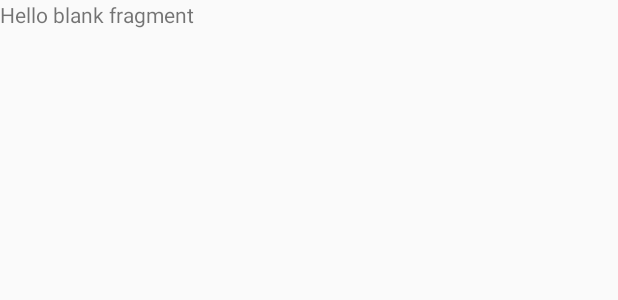
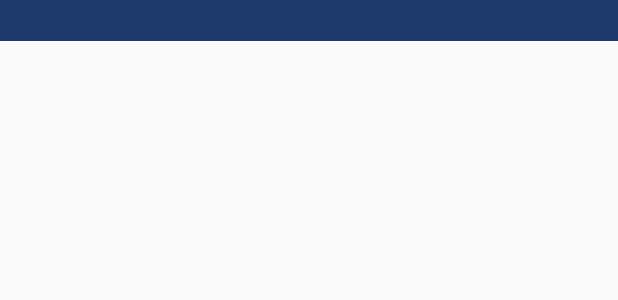
Before and after one commit to dkarageo/SladesCompanion, an Android app: the layout fragment_authorities.xml on its own in the app's theme, with its tools: preview values and no code run, on a phone screen of 412 x 824 dp. Shown: the top 300 px of the screen. Run offline under Robolectric (Android 15) with nearby library versions, the phone set to English and light mode, and no system bars.

Commit message:
Defined authorities fragment structure.

```diff
--- a/app/src/main/res/layout/fragment_authorities.xml
+++ b/app/src/main/res/layout/fragment_authorities.xml
@@ -1,14 +1,20 @@
 <?xml version="1.0" encoding="utf-8"?>
-<FrameLayout xmlns:android="http://schemas.android.com/apk/res/android"
+<android.support.v4.view.ViewPager
+    xmlns:android="http://schemas.android.com/apk/res/android"
     xmlns:tools="http://schemas.android.com/tools"
+    android:id="@+id/authorities_viewpager"
     android:layout_width="match_parent"
     android:layout_height="match_parent"
     tools:context=".authorities.AuthoritiesFragment">
 
-    <!-- TODO: Update blank fragment layout -->
-    <TextView
+    <android.support.v4.view.PagerTitleStrip
+        android:id="@+id/authorities_titlestrip"
+        android:layout_height="wrap_content"
         android:layout_width="match_parent"
-        android:layout_height="match_parent"
-        android:text="@string/hello_blank_fragment" />
+        android:layout_gravity="top"
+        android:background="@color/colorPrimaryDark"
+        android:textColor="@color/white"
+        android:paddingTop="4dp"
+        android:paddingBottom="4dp" />
 
-</FrameLayout>
+</android.support.v4.view.ViewPager>
--- a/app/src/main/res/values/colors.xml
+++ b/app/src/main/res/values/colors.xml
@@ -3,4 +3,6 @@
     <color name="colorPrimary">#264784</color>
     <color name="colorPrimaryDark">#1e396c</color>
     <color name="colorAccent">#D81B60</color>
+
+    <color name="white">#ffffff</color>
 </resources>
--- a/app/src/main/res/values/strings.xml
+++ b/app/src/main/res/values/strings.xml
@@ -5,6 +5,10 @@
     <string name="navBar_title_vehicles">Vehicles</string>
     <string name="navBar_title_authorities">Authorities</string>
 
+    <!-- Authorities Tabs Titles -->
+    <string name="authorities_tab_roadsideunits_title">Roadside Units</string>
+    <string name="authorities_tab_obstacles_title">Obstacles</string>
+
     <!-- TODO: Remove or change this placeholder text -->
     <string name="hello_blank_fragment">Hello blank fragment</string>
 </resources>
```
Also changed, not shown: app/src/main/java/com/dkarageo/sladescompanion/authorities/AuthoritiesFragment.java (added, +81 -0 lines), app/src/main/java/com/dkarageo/sladescompanion/authorities/ObstaclesPage.java (added, +30 -0 lines), app/src/main/java/com/dkarageo/sladescompanion/authorities/RoadsideUnitsPage.java (added, +30 -0 lines), app/src/main/res/layout/obstacles_page.xml (added, +14 -0 lines), app/src/main/res/layout/roadside_units_page.xml (added, +14 -0 lines), 1 other file.
